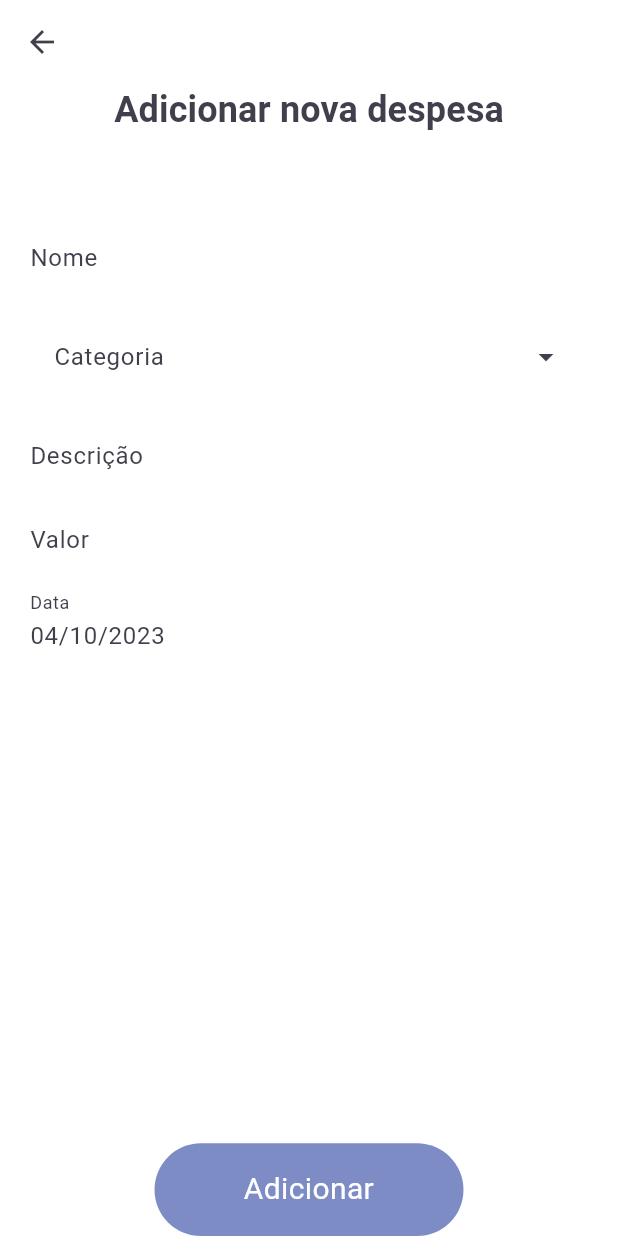
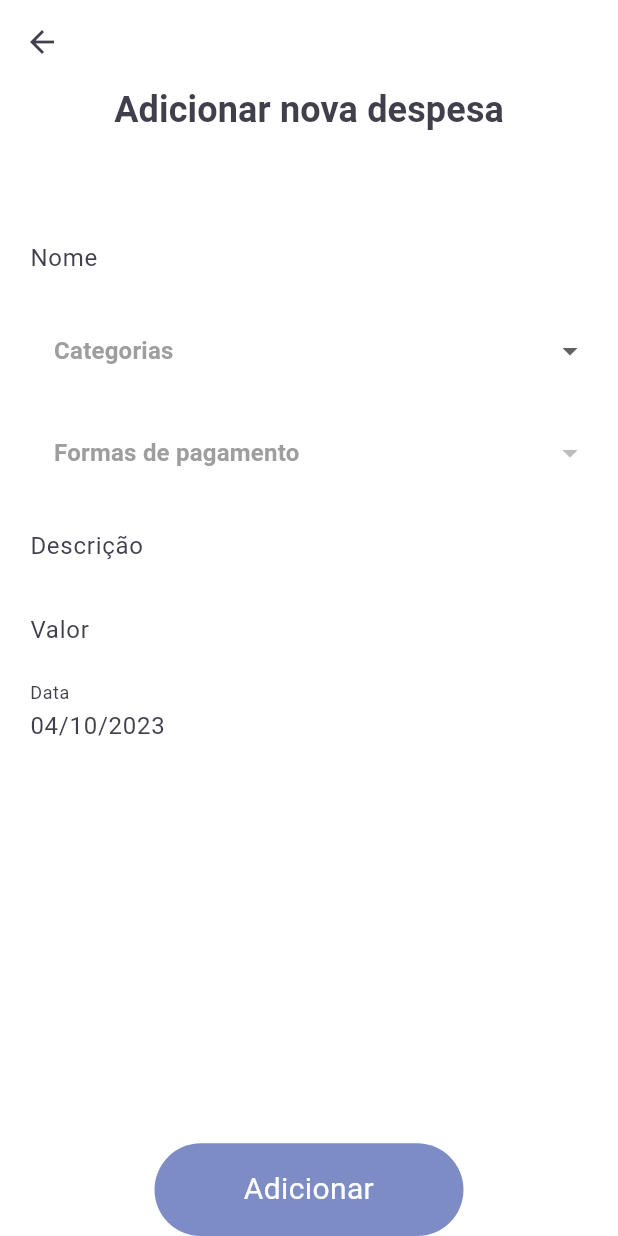
Before and after one commit to gabrielschorsch/balance, a Flutter app: the AddExpense screen opened directly, on a phone screen of 412 x 824 dp. Run offline on Flutter 3.47's test engine with Material 2 defaults, Android fonts, the phone set to English and light mode, and no system bars; drawn by our look-alikes of dropdown_button2; our stand-ins replace fl_chart, google_fonts; Roboto replaces fonts that are missing (Kanit).

```diff
--- a/lib/main.dart
+++ b/lib/main.dart
@@ -51,6 +51,12 @@ ThemeData customTheme = ThemeData(
       color: Color(0xFF403F4C),
     ),
   ),
+  inputDecorationTheme: const InputDecorationTheme(
+    hintStyle: TextStyle(
+      color: Color(0xFF403F4C),
+      fontSize: 16,
+    ),
+  ),
 );
 
 class MyApp extends StatelessWidget {
--- a/lib/pages/add_expense.dart
+++ b/lib/pages/add_expense.dart
@@ -1,10 +1,14 @@
 import 'package:app/components/button.dart';
 import 'package:app/controllers/category_controller.dart';
 import 'package:app/controllers/expense_controller.dart';
+import 'package:app/controllers/payment_method_controller.dart';
 import 'package:app/domains/category.dart';
 import 'package:app/domains/expense.dart';
+import 'package:app/domains/payment_method.dart';
 import 'package:flutter/material.dart';
+import 'package:google_fonts/google_fonts.dart';
 import 'package:provider/provider.dart';
+import 'package:dropdown_button2/dropdown_button2.dart';
 
 class AddExpense extends StatefulWidget {
   const AddExpense({super.key});
@@ -24,6 +28,7 @@ class _AddExpenseState extends State<AddExpense> {
 
   final TextEditingController _dateController = TextEditingController();
   Category? _selectedCategory;
+  PaymentMethod? _selectedPaymentMethod;
 
   @override
   void initState() {
@@ -44,6 +49,8 @@ class _AddExpenseState extends State<AddExpense> {
   Widget build(BuildContext context) {
     final Future<List<Category>> categories =
         context.watch<CategoryController>().getCategories();
+    final paymentMethods =
+        context.watch<PaymentMethodController>().getPaymentMethods();
     final expenseController = context.watch<ExpenseController>();
     return Scaffold(
       resizeToAvoidBottomInset: false,
@@ -83,36 +90,86 @@ class _AddExpenseState extends State<AddExpense> {
                       child: FutureBuilder<List<Category>>(
                           future: categories,
                           builder: (context, snapshot) {
-                            return DropdownMenu<Category>(
-                              width: MediaQuery.of(context).size.width * .95,
-                              label: const Text("Categoria"),
-                              onSelected: (value) {
-                                setState(() {
-                                  _selectedCategory = value;
-                                });
-                              },
-                              dropdownMenuEntries: (snapshot.data ??
-                                      [] as List<Category>)
-                                  .map((element) => DropdownMenuEntry<Category>(
-                                        style: ButtonStyle(
-                                          padding:
-                                              const MaterialStatePropertyAll(
-                                                  EdgeInsets.zero),
-                                          alignment: Alignment.centerLeft,
-                                          minimumSize: MaterialStatePropertyAll(
-                                            Size(
-                                              MediaQuery.of(context)
-                                                      .size
-                                                      .width *
-                                                  .95,
-                                              50,
-                                            ),
+                            return DropdownButtonHideUnderline(
+                              child: DropdownButton2(
+                                isExpanded: true,
+                                value: _selectedCategory,
+                                onChanged: (value) {
+                                  setState(() {
+                                    _selectedCategory = value as Category;
+                                  });
+                                },
+                                hint: const Text(
+                                  "Categorias",
+                                  style: TextStyle(
+                                    color: Colors.grey,
+                                    fontSize: 16,
+                                  ),
+                                ),
+                                items: (snapshot.data ?? []).map((element) {
+                                  return DropdownMenuItem(
+                                    value: element,
+                                    child: Text(
+                                      element.name ?? "",
+                                      style: GoogleFonts.roboto(
+                                        color: Colors.black,
+                                        fontSize: 16,
+                                        fontWeight: FontWeight.normal,
+                                      ),
+                                    ),
+                                  );
+                                }).toList(),
+                              ),
+                            );
+                          }),
+                    ),
+                    Padding(
+                      padding: const EdgeInsets.symmetric(vertical: 10.0),
+                      child: FutureBuilder<List<PaymentMethod>>(
+                          future: paymentMethods,
+                          builder: (context, snapshot) {
+                            return DropdownButtonHideUnderline(
+                              child: DropdownButton2(
+                                isExpanded: true,
+                                value: _selectedPaymentMethod,
+                                onChanged: (value) {
+                                  setState(() {
+                                    _selectedPaymentMethod =
+                                        value as PaymentMethod;
+                                  });
+                                },
+                                hint: const Text(
+                                  "Formas de pagamento",
+                                  style: TextStyle(
+                                    color: Colors.grey,
+                                    fontSize: 16,
+                                  ),
+                                ),
+                                items: snapshot.data!.map((element) {
+                                  return DropdownMenuItem(
+                                    value: element,
+                                    child: Row(
+                                      mainAxisAlignment:
+                                          MainAxisAlignment.start,
+                                      children: [
+                                        Icon(
+                                          IconData(element.icon!,
+                                              fontFamily: "MaterialIcons"),
+                                        ),
+                                        const SizedBox(width: 30),
+                                        Text(
+                                          element.name ?? "",
+                                          style: GoogleFonts.roboto(
+                                            color: Colors.black,
+                                            fontSize: 16,
+                                            fontWeight: FontWeight.normal,
                                           ),
                                         ),
-                                        label: element.name ?? "",
-                                        value: element,
-                                      ))
-                                  .toList(),
+                                      ],
+                                    ),
+                                  );
+                                }).toList(),
+                              ),
                             );
                           }),
                     ),
@@ -201,6 +258,7 @@ class _AddExpenseState extends State<AddExpense> {
                             : -1,
                         date: date,
                         category: _selectedCategory,
+                        paymentMethod: _selectedPaymentMethod
                       ))
                       .then(
                         (value) => Navigator.of(context).pop(),
--- a/pubspec.yaml
+++ b/pubspec.yaml
@@ -38,6 +38,7 @@ dependencies:
   google_fonts: ^5.1.0
   fl_chart: ^0.63.0
   provider: ^6.0.5
+  dropdown_button2: ^2.3.9
 
 dev_dependencies:
   flutter_test:
```
Also changed, not shown: lib/components/expense_card.dart (+8 -10 lines), lib/domains/expense.dart (+22 -15 lines), pubspec.lock.
